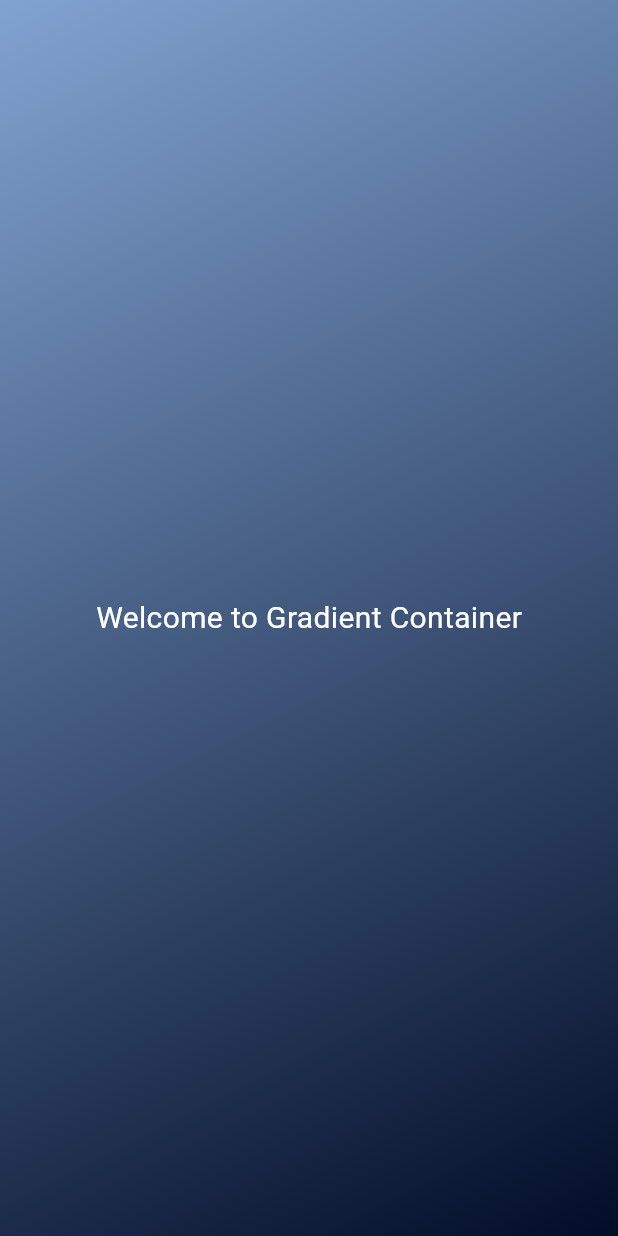
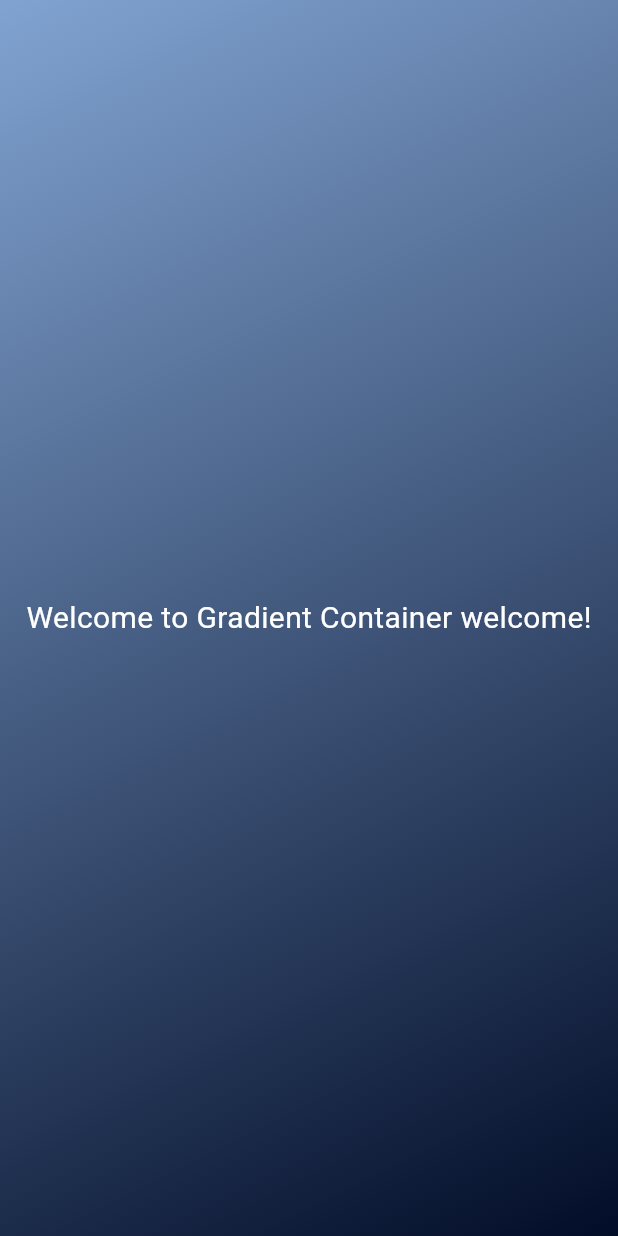
Before and after one commit to MahmoudZima/Flutter001, a Flutter app: the screen it shows after launch, on a phone screen of 412 x 824 dp. Run offline on Flutter 3.47's test engine with Material 3 defaults, Android fonts, the phone set to English and light mode, and no system bars.

Commit message:
Add Style Text and Stop in Variable

```diff
--- a/first_app/lib/gradient_container.dart
+++ b/first_app/lib/gradient_container.dart
@@ -1,4 +1,5 @@
 import 'package:flutter/material.dart';
+import 'package:first_app/styled_text.dart';
 
 class GradientContainer extends StatelessWidget {
   const GradientContainer({super.key});
@@ -15,12 +16,7 @@ class GradientContainer extends StatelessWidget {
           end: Alignment.bottomRight,
         ),
       ),
-      child: const Center(
-        child: Text(
-          'Welcome to Gradient Container',
-          style: TextStyle(color: Colors.white, fontSize: 20),
-        ),
-      ),
+      child: const Center(child: StyledText()),
     );
   }
 }
--- /dev/null
+++ b/first_app/lib/styled_text.dart
@@ -0,0 +1,13 @@
+import 'package:flutter/material.dart';
+
+class StyledText extends StatelessWidget {
+  const StyledText({super.key});
+
+  @override
+  Widget build(BuildContext context) {
+    return Text(
+      'Welcome to Gradient Container welcome!',
+      style: TextStyle(color: Colors.white, fontSize: 20),
+    );
+  }
+}
```
